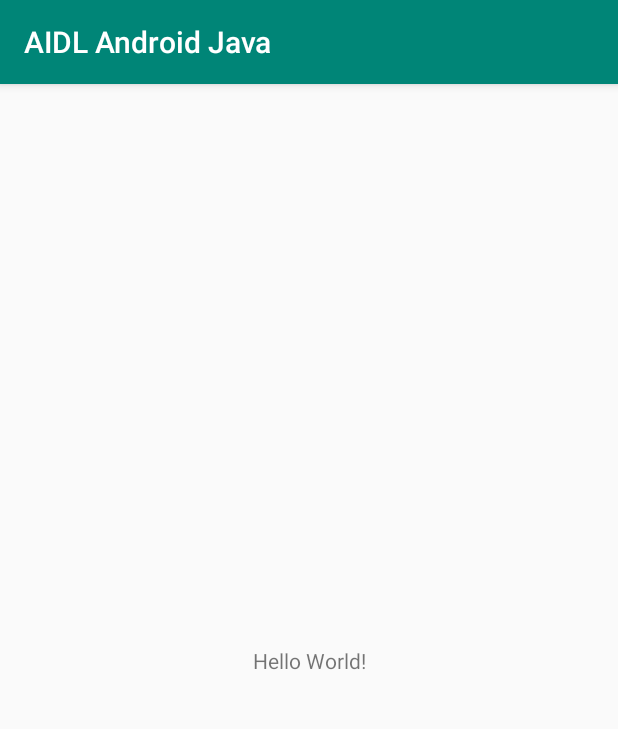
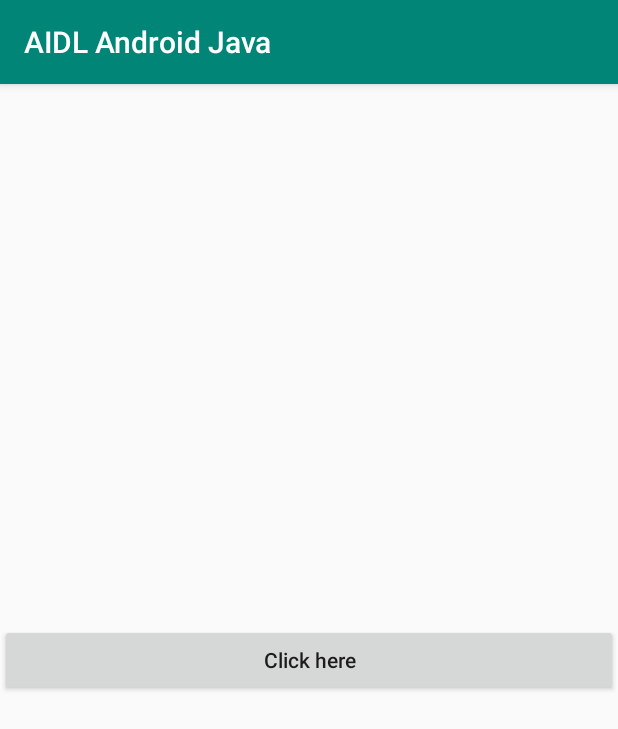
Before and after one commit to prasan29/android-aidl, an Android app: the screen it shows after launch (MainActivity), on a phone screen of 412 x 824 dp. Shown: the top 729 px of the screen. Run offline under Robolectric (Android 15) with nearby library versions, the phone set to English and light mode, and no system bars; 1 statement that could not run was skipped.

Commit message:
Completed implementation.

```diff
--- a/app/src/main/java/com/radio/aidlandroidjava/activity/MainActivity.java
+++ b/app/src/main/java/com/radio/aidlandroidjava/activity/MainActivity.java
@@ -9,25 +9,49 @@ import android.os.IBinder;
 import android.os.RemoteException;
 import android.util.Log;
 import android.view.View;
+import android.widget.TextView;
+import android.widget.Toast;
 
 import androidx.appcompat.app.AppCompatActivity;
 
 import com.radio.aidlandroidjava.IMyAidlInterface;
 import com.radio.aidlandroidjava.R;
+import com.radio.aidlandroidjava.callbacks.IFetchUpdatedListCallback;
+import com.radio.aidlandroidjava.model.DataModel;
+import com.radio.aidlandroidjava.service.MyService;
+
+import java.util.ArrayList;
+import java.util.List;
 
 public class MainActivity extends AppCompatActivity {
     private static final String TAG = "MainActivity";
     private IMyAidlInterface mIMyAidlInterface;
+    private IFetchUpdatedListCallback mIFetchUpdatedListCallback =
+            new IFetchUpdatedListCallback.Stub() {
+                @Override
+                public void onListUpdated(DataModel dataModel) {
+                    Log.v(TAG, dataModel.toString());
+                }
+
+                @Override
+                public IBinder asBinder() {
+                    return this;
+                }
+            };
+
     private ServiceConnection mServiceConnection = new ServiceConnection() {
         @Override
         public void onServiceConnected(ComponentName componentName, IBinder iBinder) {
             mIMyAidlInterface = IMyAidlInterface.Stub.asInterface(iBinder);
+            Toast.makeText(MainActivity.this, "Service connected.", Toast.LENGTH_SHORT).show();
         }
 
         @Override
         public void onServiceDisconnected(ComponentName componentName) {
             mIMyAidlInterface = null;
+            Toast.makeText(MainActivity.this, "Service disconnected.", Toast.LENGTH_SHORT).show();
         }
+
     };
 
     @Override
@@ -39,19 +63,35 @@ public class MainActivity extends AppCompatActivity {
     @Override
     protected void onStart() {
         super.onStart();
-        Intent intent = new Intent();
-        intent.setAction("service.aidl");
-        intent.setPackage("com.radio.aidlandroidjava.service");
 
-        bindService(intent, mServiceConnection, Service.BIND_AUTO_CREATE);
+        bindService(new Intent(this, MyService.class).setPackage(
+                "com.radio.aidlandroidjava.service"), mServiceConnection, Service.BIND_AUTO_CREATE);
     }
 
     public void onButtonClick(View view) {
         try {
-            String value = mIMyAidlInterface.getMessage();
-            Log.v(TAG, value);
+            if (mIMyAidlInterface != null) {
+                String value = mIMyAidlInterface.getMessage();
+                List<String> listArray = new ArrayList<>();
+                listArray.add("10");
+                listArray.add("11");
+                listArray.add("12");
+                DataModel dataModel = new DataModel("Data", 12, listArray, true);
+                mIMyAidlInterface.fetchUpdatedList(dataModel,
+                        mIFetchUpdatedListCallback);
+                ((TextView) findViewById(R.id.result)).setText(value);
+                Log.v(TAG, value);
+            } else {
+                Log.v(TAG, "AIDL not initialized.");
+            }
         } catch (RemoteException e) {
             Log.e(TAG, e.getLocalizedMessage(), e);
         }
     }
+
+    @Override
+    protected void onStop() {
+        super.onStop();
+        unbindService(mServiceConnection);
+    }
 }
--- a/app/src/main/res/layout/activity_main.xml
+++ b/app/src/main/res/layout/activity_main.xml
@@ -1,18 +1,24 @@
 <?xml version="1.0" encoding="utf-8"?>
-<androidx.constraintlayout.widget.ConstraintLayout xmlns:android="http://schemas.android.com/apk/res/android"
-    xmlns:app="http://schemas.android.com/apk/res-auto"
+<RelativeLayout xmlns:android="http://schemas.android.com/apk/res/android"
     xmlns:tools="http://schemas.android.com/tools"
     android:layout_width="match_parent"
     android:layout_height="match_parent"
     tools:context=".activity.MainActivity">
 
+    <Button
+        android:id="@+id/button"
+        android:layout_height="wrap_content"
+        android:layout_width="match_parent"
+        android:layout_centerInParent="true"
+        android:onClick="onButtonClick"
+        android:text="Click here"
+        android:textAllCaps="false" />
+
     <TextView
-        android:layout_width="wrap_content"
+        android:id="@+id/result"
+        android:layout_width="match_parent"
         android:layout_height="wrap_content"
-        android:text="Hello World!"
-        app:layout_constraintBottom_toBottomOf="parent"
-        app:layout_constraintLeft_toLeftOf="parent"
-        app:layout_constraintRight_toRightOf="parent"
-        app:layout_constraintTop_toTopOf="parent" />
+        android:gravity="center"
+        android:layout_below="@+id/button" />
 
-</androidx.constraintlayout.widget.ConstraintLayout>
+</RelativeLayout>
```
Also changed, not shown: app/src/main/AndroidManifest.xml (+7 -0 lines), app/src/main/java/com/radio/aidlandroidjava/model/DataModel.java (+18 -0 lines), app/src/main/java/com/radio/aidlandroidjava/service/MyService.java (+14 -3 lines).
